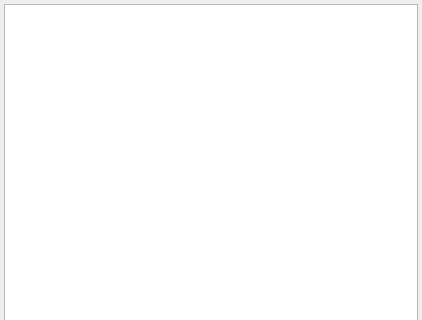
Before: the Qt Designer form kame/forms/drivercreate.ui in northriv/KAME, drawn with Qt 5; both pictures show x 0 to 422 and y 0 to 320 of the 422 by 488 pixel window.
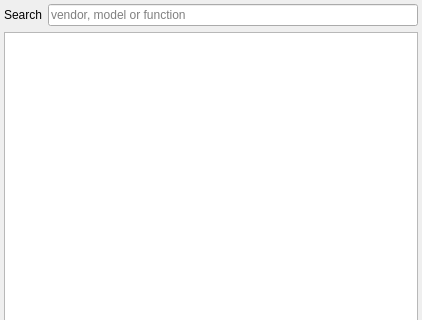
After: the same form once the commit is applied.

Commit message: forms: live search in the New Driver dialog

```diff
--- a/kame/forms/drivercreate.ui
+++ b/kame/forms/drivercreate.ui
@@ -35,7 +35,7 @@
    <property name="bottomMargin">
     <number>4</number>
    </property>
-   <item row="2" column="0">
+   <item row="3" column="0">
     <layout class="QHBoxLayout">
      <item>
       <spacer name="Horizontal Spacing2">
@@ -97,9 +97,33 @@
     </layout>
    </item>
    <item row="0" column="0">
-    <widget class="QListWidget" name="m_lstType"/>
+    <layout class="QHBoxLayout">
+     <item>
+      <widget class="QLabel" name="textLabel2">
+       <property name="text">
+        <string>Search</string>
+       </property>
+       <property name="wordWrap">
+        <bool>false</bool>
+       </property>
+      </widget>
+     </item>
+     <item>
+      <widget class="QLineEdit" name="m_edSearch">
+       <property name="placeholderText">
+        <string>vendor, model or function</string>
+       </property>
+       <property name="clearButtonEnabled">
+        <bool>true</bool>
+       </property>
+      </widget>
+     </item>
+    </layout>
    </item>
    <item row="1" column="0">
+    <widget class="QListWidget" name="m_lstType"/>
+   </item>
+   <item row="2" column="0">
     <layout class="QHBoxLayout">
      <item>
       <widget class="QLabel" name="textLabel1">
```
Left out of the diff: 1 changed line with no effect on the pictures. The commit also changes 3 other files.
